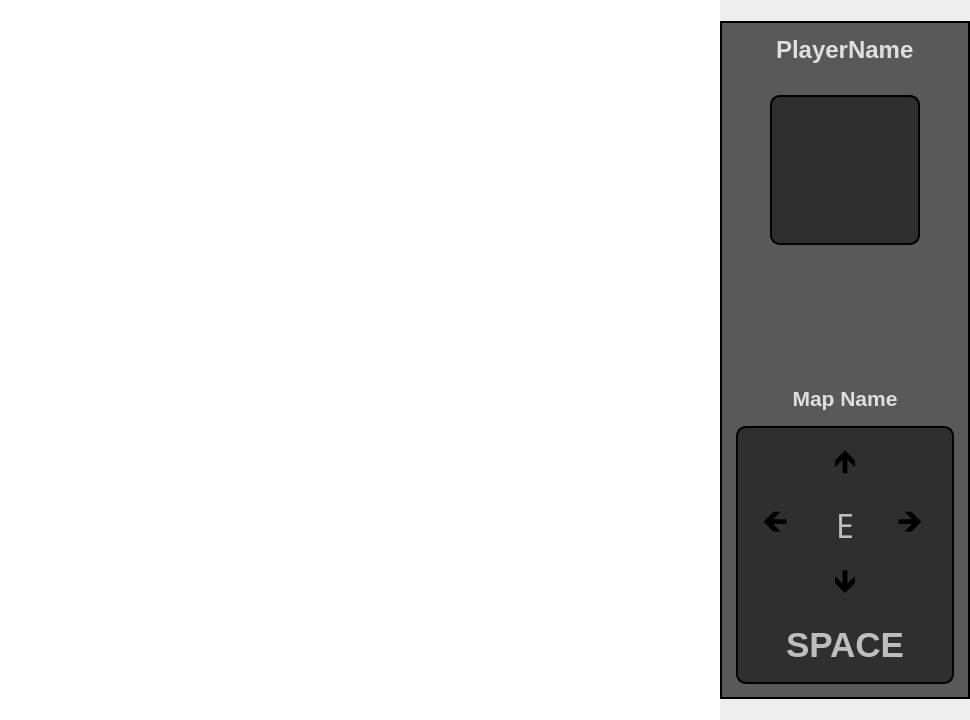
The window that src/views/ui/gamefieldui.ui (Stryse/DungeonGame) describes before a commit, drawn with Qt 5.
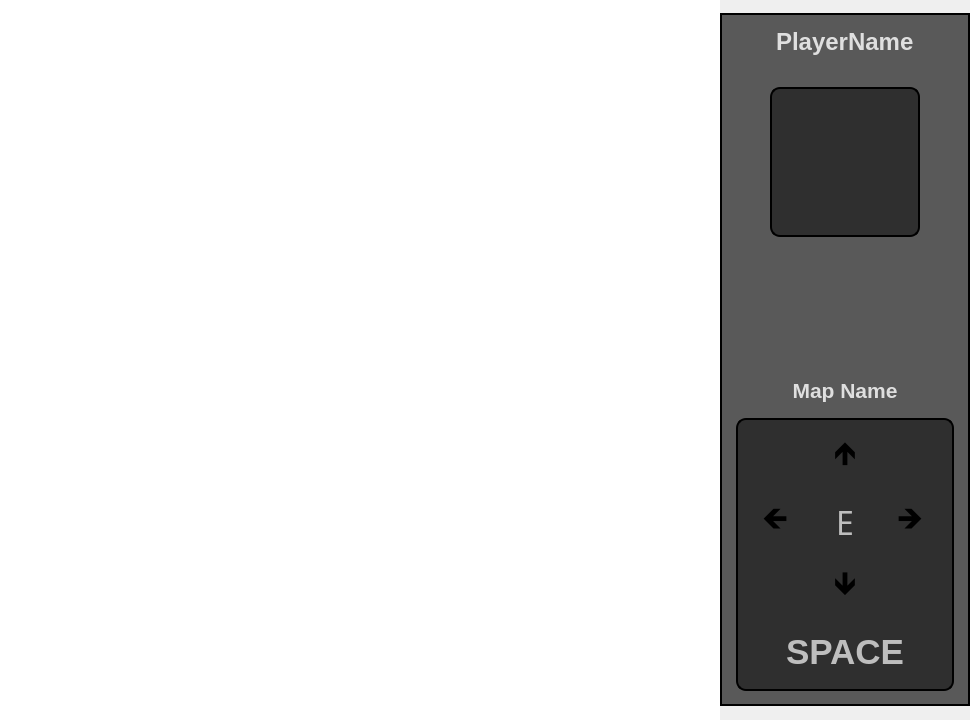
The same window after the commit. Custom widgets are drawn as their Qt base class.

The edit to the form file:
```diff
--- a/src/views/ui/gamefieldui.ui
+++ b/src/views/ui/gamefieldui.ui
@@ -204,9 +204,12 @@
 }</string>
         </property>
         <layout class="QGridLayout" name="gridLayout" rowstretch="0,0,0,0" columnstretch="0,0,0">
-         <property name="spacing">
+         <property name="horizontalSpacing">
           <number>0</number>
          </property>
+         <property name="verticalSpacing">
+          <number>5</number>
+         </property>
          <item row="1" column="0">
           <widget class="QPushButton" name="navLeft">
            <property name="sizePolicy">
```
